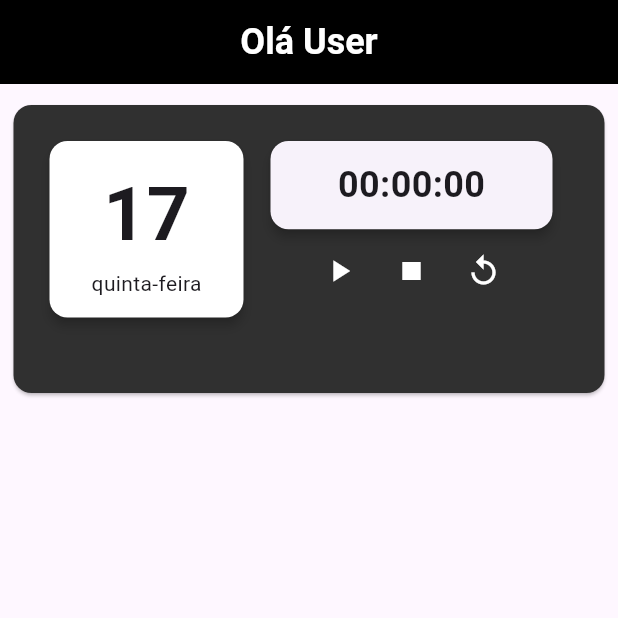
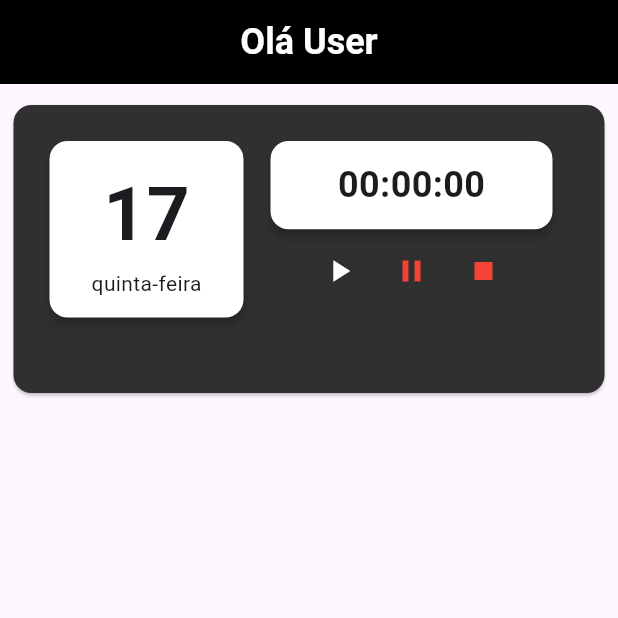
Before and after one commit to Silveira-Guilherme/WeiNote, a Flutter app: the MPage screen opened directly, after a tap on the "stop" icon, on a phone screen of 412 x 824 dp, the top half of it. Run offline on Flutter 3.47's test engine with Material 3 defaults, Android fonts, the phone set to English and light mode, and no system bars; drawn by our look-alikes of flutter_speed_dial; our stand-ins replace sqflite; accounts and stored records are empty.

Commit message:
UI Updates

```diff
--- a/lib/mpage.dart
+++ b/lib/mpage.dart
@@ -78,7 +78,7 @@ class _MPageState extends State<MPage> {
 
     // Clear previous data
     trainingExercisesMap.clear();
-
+    print(trainingData);
     // Grouping exercises by training name
     for (var row in trainingData) {
       String trainingName =
@@ -96,11 +96,11 @@ class _MPageState extends State<MPage> {
       bool exerciseExists = exercisesList
           .any((exercise) => exercise['ExerciseName'] == exerciseName);
 
-      if (!exerciseExists) {
+      if (!exerciseExists && row['ExerciseName'] != null) {
         exercisesList.add({
           'ExerciseName': exerciseName,
-          'Series': [], // Corrected from 'Serie' to 'Series' for consistency
-          'isExpanded': false, // Initialize isExpanded state for each exercise
+          'Series': [],
+          'isExpanded': false,
         });
       }
 
@@ -189,7 +189,9 @@ class _MPageState extends State<MPage> {
 
   @override
   Widget build(BuildContext context) {
-    return Scaffold(
+    return PopScope(
+        canPop: false,
+        child: Scaffold(
           appBar: AppBar(
             backgroundColor: Colors.black,
             automaticallyImplyLeading: false,
@@ -204,7 +206,12 @@ class _MPageState extends State<MPage> {
             centerTitle: true,
             titleSpacing: 10.0,
           ),
-      body: Column(children: [
+          body: RefreshIndicator(
+            color: Colors.black,
+            onRefresh: () async {
+              await initInfo();
+            },
+            child: Column(children: [
               const SizedBox(height: 10),
               // Training Name is now below the date and chronometer card
               SizedBox(
@@ -228,7 +235,8 @@ class _MPageState extends State<MPage> {
                                 elevation: 3,
                                 child: SizedBox(
                                   width: MediaQuery.of(context).size.width,
-                            height: MediaQuery.of(context).size.height / 7,
+                                  height:
+                                      MediaQuery.of(context).size.height / 7,
                                   child: Column(
                                     mainAxisAlignment: MainAxisAlignment.center,
                                     children: [
@@ -257,10 +265,12 @@ class _MPageState extends State<MPage> {
                             crossAxisAlignment: CrossAxisAlignment.end,
                             children: [
                               Card(
+                                color: Colors.white,
                                 elevation: 3,
                                 child: SizedBox(
                                   width: MediaQuery.of(context).size.width,
-                            height: MediaQuery.of(context).size.height / 14,
+                                  height:
+                                      MediaQuery.of(context).size.height / 14,
                                   child: Column(
                                     mainAxisAlignment: MainAxisAlignment.center,
                                     children: [
@@ -284,14 +294,14 @@ class _MPageState extends State<MPage> {
                                     color: Colors.white,
                                   ),
                                   IconButton(
-                              icon: const Icon(Icons.stop),
+                                    icon: const Icon(Icons.pause),
                                     onPressed: _stopTimer,
-                              color: Colors.white,
+                                    color: Colors.red,
                                   ),
                                   IconButton(
-                              icon: const Icon(Icons.replay),
+                                    icon: const Icon(Icons.stop),
                                     onPressed: _resetTimer,
-                              color: Colors.white,
+                                    color: Colors.red,
                                   ),
                                 ],
                               ),
@@ -311,13 +321,14 @@ class _MPageState extends State<MPage> {
                 child: ListView.builder(
                   itemCount: trainingExercisesMap.length,
                   itemBuilder: (context, index) {
-              String trainingName = trainingExercisesMap.keys.elementAt(index);
+                    String trainingName =
+                        trainingExercisesMap.keys.elementAt(index);
                     List<Map<String, dynamic>> exercises =
                         trainingExercisesMap[trainingName]!;
 
                     return Card(
                       margin: const EdgeInsets.all(10),
-                color: Colors.black,
+                      color: const Color.fromARGB(255, 48, 48, 48),
                       elevation: 5,
                       child: Padding(
                         padding: const EdgeInsets.all(8.0),
@@ -325,9 +336,12 @@ class _MPageState extends State<MPage> {
                           children: [
                             ListTile(
                               title: Text(
+                                //"Nome Treino " +
                                 trainingName,
                                 style: const TextStyle(
-                              color: Colors.white, fontSize: 20),
+                                    fontWeight: FontWeight.bold,
+                                    color: Colors.white,
+                                    fontSize: 20),
                               ),
                               trailing: IconButton(
                                 icon: Icon(
@@ -347,12 +361,12 @@ class _MPageState extends State<MPage> {
                             if (trainingExpanded[index]) ...[
                               if (exercises.isEmpty) ...[
                                 // Display "Quim" when there are no exercises
-                          Text(
-                            'Quim',
-                            style: const TextStyle(
+                                const Text(
+                                  'Sem Exercicios Registados',
+                                  style: TextStyle(
                                     color: Colors.white,
                                     fontSize: 18,
-                              fontWeight: FontWeight.bold,
+                                    //fontWeight: FontWeight.bold,
                                   ),
                                 ),
                               ] else ...[
@@ -361,7 +375,8 @@ class _MPageState extends State<MPage> {
                                     exerciseIndex < exercises.length;
                                     exerciseIndex++)
                                   Column(
-                              crossAxisAlignment: CrossAxisAlignment.start,
+                                    crossAxisAlignment:
+                                        CrossAxisAlignment.start,
                                     children: [
                                       // Row for exercise title, completed selection, and expand button
                                       Row(
@@ -370,14 +385,18 @@ class _MPageState extends State<MPage> {
                                         children: [
                                           // Exercise Title
                                           Expanded(
+                                            child: Padding(
+                                              padding: const EdgeInsets.only(
+                                                  left: 50),
                                               child: Text(
+                                                // "Nomes Exercicios " +
                                                 exercises[exerciseIndex]
-                                                ['ExerciseName'] ??
-                                            'Unnamed Exercise',
+                                                    ['ExerciseName'],
                                                 style: const TextStyle(
                                                   color: Colors.white,
                                                   fontSize: 18,
-                                          fontWeight: FontWeight.bold,
+                                                  //fontWeight: FontWeight.bold,
+                                                ),
                                               ),
                                             ),
                                           ),
@@ -388,21 +407,22 @@ class _MPageState extends State<MPage> {
                                               changeValue(value!,
                                                   exerciseIndex); // Update completed state
                                             },
-                                      activeColor: Colors.green,
+                                            activeColor: Colors.red,
                                           ),
                                           // Expand/Collapse Button for exercise details
                                           IconButton(
                                             icon: Icon(
-                                        exerciseExpanded[index][exerciseIndex]
+                                              exerciseExpanded[index]
+                                                      [exerciseIndex]
                                                   ? Icons.expand_less
                                                   : Icons.expand_more,
                                               color: Colors.white,
                                             ),
                                             onPressed: () {
                                               setState(() {
-                                          exerciseExpanded[index][
-                                              exerciseIndex] = !exerciseExpanded[
-                                                  index][
+                                                exerciseExpanded[index]
+                                                        [exerciseIndex] =
+                                                    !exerciseExpanded[index][
                                                         exerciseIndex]; // Toggle expansion of exercise
                                               });
                                             },
@@ -411,15 +431,20 @@ class _MPageState extends State<MPage> {
                                       ),
                                       const SizedBox(height: 4),
                                       // Display Series only when exercise is expanded
-                                if (exerciseExpanded[index][exerciseIndex]) ...[
-                                  for (var series in exercises[exerciseIndex]
+                                      if (exerciseExpanded[index]
+                                          [exerciseIndex]) ...[
+                                        for (var series
+                                            in exercises[exerciseIndex]
                                                 ['Series'])
-                                    Column(
+                                          Padding(
+                                            padding:
+                                                const EdgeInsets.only(left: 50),
+                                            child: Column(
                                               crossAxisAlignment:
                                                   CrossAxisAlignment.start,
                                               children: [
                                                 Text(
-                                          'Peso: ${series['Peso']}, Reps: ${series['Rep']}',
+                                                  'Peso: ${series['Peso']}kg           Reps: ${series['Rep']}',
                                                   style: const TextStyle(
                                                       color: Colors.white,
                                                       fontSize: 16),
@@ -427,6 +452,7 @@ class _MPageState extends State<MPage> {
                                                 const SizedBox(height: 4),
                                               ],
                                             ),
+                                          )
                                       ],
                                       const SizedBox(height: 10),
                                     ],
@@ -441,6 +467,7 @@ class _MPageState extends State<MPage> {
                 ),
               ),
             ]),
+          ),
           floatingActionButton: SpeedDial(
             animatedIcon: AnimatedIcons.menu_close,
             backgroundColor: Colors.black,
@@ -449,8 +476,11 @@ class _MPageState extends State<MPage> {
             spacing: 12,
             children: [
               SpeedDialChild(
-            child: const Icon(Icons.add),
+                child: const Icon(
+                  Icons.add,
+                ),
                 label: 'Add Training',
+                foregroundColor: Colors.white,
                 backgroundColor: Colors.red,
                 onTap: () {
                   Navigator.push(
@@ -462,7 +492,8 @@ class _MPageState extends State<MPage> {
               SpeedDialChild(
                 child: const Icon(Icons.edit),
                 label: 'Edit',
-            backgroundColor: Colors.grey,
+                foregroundColor: Colors.white,
+                backgroundColor: Colors.black,
                 onTap: () {
                   Navigator.push(
                     context,
@@ -473,7 +504,8 @@ class _MPageState extends State<MPage> {
               SpeedDialChild(
                 child: const Icon(Icons.visibility),
                 label: 'See All Trainings',
-            backgroundColor: Colors.grey,
+                foregroundColor: Colors.white,
+                backgroundColor: Colors.black,
                 onTap: () {
                   Navigator.push(
                     context,
@@ -483,6 +515,6 @@ class _MPageState extends State<MPage> {
               ),
             ],
           ),
-    );
+        ));
   }
 }
```
Lines whose indentation alone changed are shown as unchanged.
